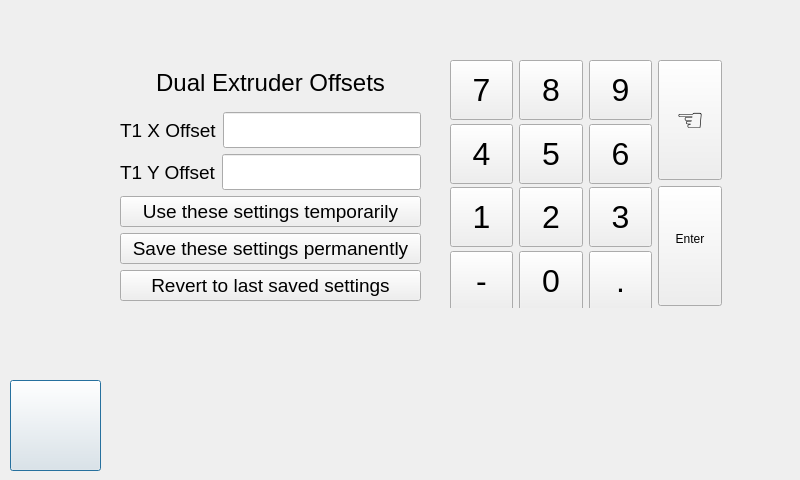
Before: the Qt Designer form ClientApp/qt/duexsetupwindow.ui in re3Dprinting/touchscreen, drawn with Qt 5.
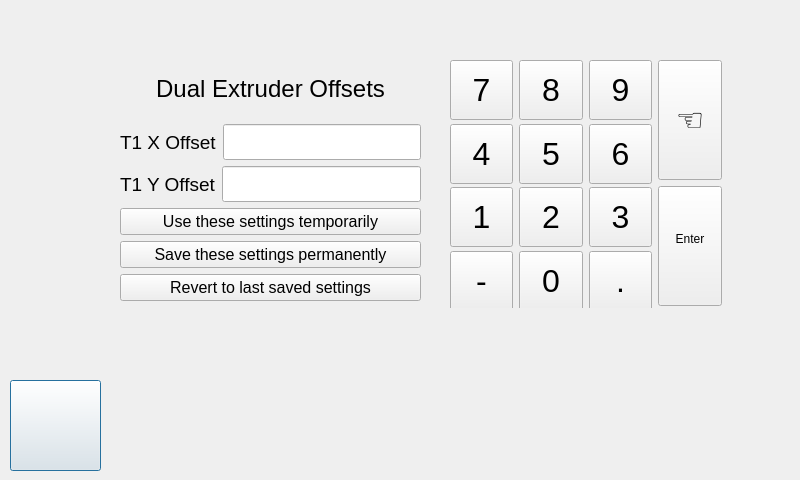
After: the same form once the commit is applied. Icons and pictures are not drawn. Custom widgets are drawn as their Qt base class.

What changed in the file:
```diff
--- a/ClientApp/qt/duexsetupwindow.ui
+++ b/ClientApp/qt/duexsetupwindow.ui
@@ -145,7 +145,7 @@
       </property>
       <property name="font">
        <font>
-        <pointsize>14</pointsize>
+        <pointsize>12</pointsize>
        </font>
       </property>
       <property name="text">
@@ -163,7 +163,7 @@
       </property>
       <property name="font">
        <font>
-        <pointsize>14</pointsize>
+        <pointsize>12</pointsize>
        </font>
       </property>
       <property name="text">
@@ -181,7 +181,7 @@
       </property>
       <property name="font">
        <font>
-        <pointsize>14</pointsize>
+        <pointsize>12</pointsize>
        </font>
       </property>
       <property name="text">
```
